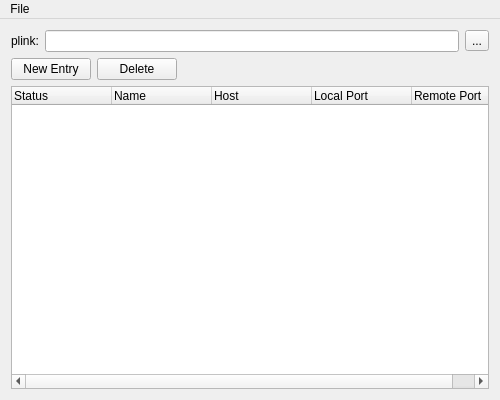
Before: the Qt Designer form mainwindow.ui in shyim/tunnelmanager, drawn with Qt 5.
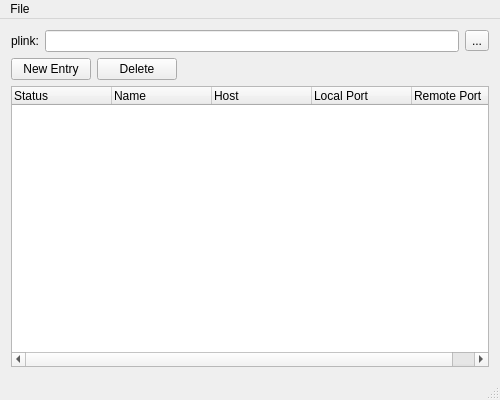
After: the same form once the commit is applied.

Commit message: use StatusBar for Exit Codes

```diff
--- a/mainwindow.ui
+++ b/mainwindow.ui
@@ -125,6 +125,7 @@
    </widget>
    <addaction name="menuStart"/>
   </widget>
+  <widget class="QStatusBar" name="statusBar"/>
   <action name="actionBeenden">
    <property name="text">
     <string>Quit</string>
```
The commit also changes 1 other file.
